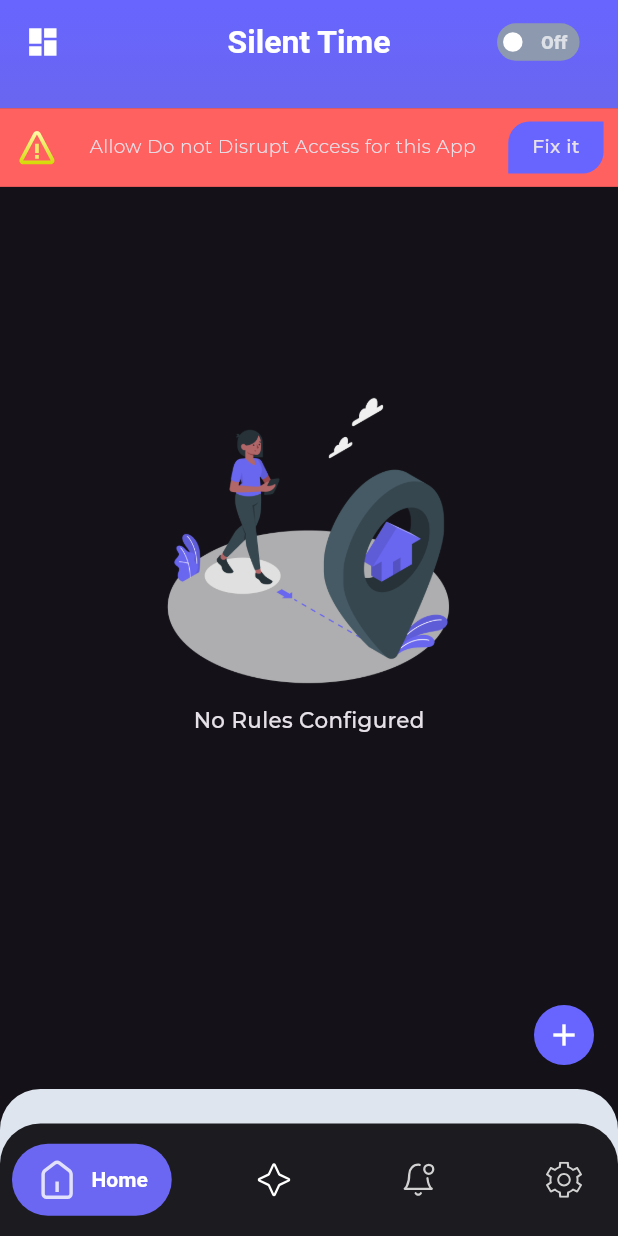
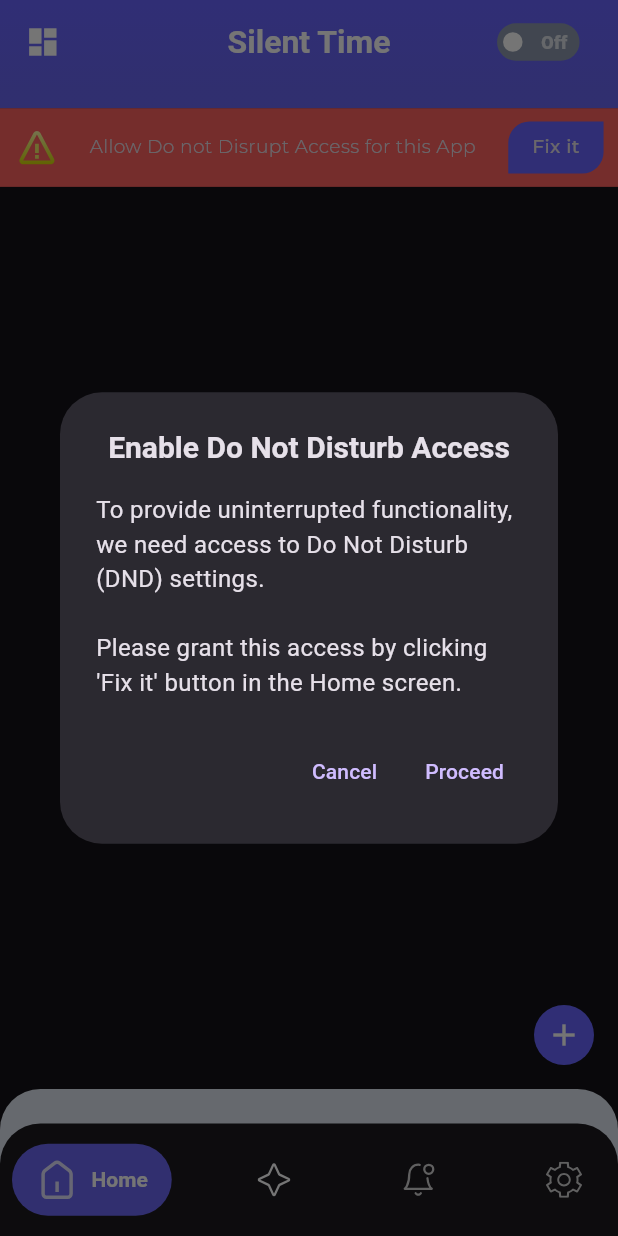
Before and after one commit to Samkok/silent-time, a Flutter app: the screen it shows after launch, on a phone screen of 412 x 824 dp. Run offline on Flutter 3.47's test engine with Material 3 defaults, Android fonts, the phone set to English and light mode, and no system bars; drawn by our look-alikes of flutter_switch, salomon_bottom_bar; our stand-ins replace device_info_plus, flutter_local_notifications, flutter_screenutil, flutter_svg, fluttertoast, get and 6 more; missing offline and left inert: background_location, flutter_background_service, flutter_background_service_android, flutter_dnd, flutter_mute, google_maps_place_picker_mb and 2 more; project files that could hold a hidden picture were left out.

Commit message:
Enhance permission handling and bottom navigation logic
- Updated permission checks in MyRulesController to include user prompts for location and notification permissions.
- Refactored checkPermission method to improve clarity and user experience.
- Added exit confirmation dialog in the bottom navigation bar for better app closure handling.
- Renamed bottom navigation items for improved clarity: "Likes" to "My Rules", "Search" to "Notification", and "Profile" to "Settings".
- Ensured consistent permission handling across HomeScreen and MyRulesScreen.

These changes improve user interaction and ensure necessary permissions are requested effectively.

```diff
--- a/lib/screens/bottom_navbar/bottombar_screen.dart
+++ b/lib/screens/bottom_navbar/bottombar_screen.dart
@@ -46,7 +46,7 @@ class _BottombarScreenState extends State<BottombarScreen> {
             ],
           ),
         )) ??
-        false;
+        false; // Default to false if dialog is dismissed
   }
 
   @override
@@ -54,9 +54,11 @@ class _BottombarScreenState extends State<BottombarScreen> {
     return WillPopScope(
       onWillPop: () async {
         if (_currentIndex == 0) {
+          // On Home page, show exit confirmation
           final shouldExit = await _showExitConfirmation();
           return shouldExit;
         } else {
+          // On other pages, navigate back to the Home page
           setState(() {
             _currentIndex = 0;
           });
@@ -115,7 +117,7 @@ class _BottombarScreenState extends State<BottombarScreen> {
                       ),
                       selectedColor: const Color(0xff6B67F2)),
 
-                  /// Likes
+                  /// My Rules
                   SalomonBottomBarItem(
                     icon: SvgPicture.asset(
                       "assets/svg/rule.svg",
@@ -137,7 +139,7 @@ class _BottombarScreenState extends State<BottombarScreen> {
                     selectedColor: const Color(0xff6B67F2),
                   ),
 
-                  /// Search
+                  /// Notification
                   SalomonBottomBarItem(
                     icon: SvgPicture.asset(
                       "assets/svg/notification.svg",
@@ -159,7 +161,7 @@ class _BottombarScreenState extends State<BottombarScreen> {
                     selectedColor: const Color(0xff6B67F2),
                   ),
 
-                  /// Profile
+                  /// Settings
                   SalomonBottomBarItem(
                     icon: SvgPicture.asset(
                       "assets/svg/settings.svg",
--- a/lib/screens/home/home_screen.dart
+++ b/lib/screens/home/home_screen.dart
@@ -18,6 +18,7 @@ import 'package:silenttime/widges/custom_text.dart';
 import '../../models/triger_model.dart';
 import '../my_rules/controller/myrules_controller.dart';
 import '../update_triger.dart/update_triger.dart';
+import 'package:permission_handler/permission_handler.dart';
 
 class HomeScreen extends StatefulWidget {
   const HomeScreen({super.key});
@@ -39,11 +40,18 @@ class _HomeScreenState extends State<HomeScreen> {
   void initState() {
     _logger.info("START");
     myRulesController.getAllTriggers();
-    myRulesController.checkPermission();
-    BackgroundLocationService().getCurrentLocation();
+    myRulesController.checkPermission(context);
+
+
+
     Future.delayed(const Duration(milliseconds: 500), () async {
       await switcherController.checkStatus();
       myRulesController.checkAndStopServices();
+        await Permission.location.isDenied.then((value) {
+        if (!value) {
+          BackgroundLocationService().getCurrentLocation();
+        }
+      });
     });
 
     super.initState();
@@ -66,7 +74,7 @@ class _HomeScreenState extends State<HomeScreen> {
                   backgroundColor: AppColors.primaryBlue,
                   child: IconButton(
                     onPressed: () {
-                      controller.checkPermission();
+                      controller.checkPermission(context);
                       // myRulesController.setDefaultStartAndEndTime();
                       controller.setDefaultStartAndEndTime();
 
--- a/lib/screens/my_rules/controller/myrules_controller.dart
+++ b/lib/screens/my_rules/controller/myrules_controller.dart
@@ -14,6 +14,8 @@ import 'package:silenttime/services/shared_preference_service.dart';
 import 'package:silenttime/utils/toast.dart';
 import '../../../controllers/switchbutton_controller.dart';
 import '../../../models/triger_model.dart';
+import 'package:silenttime/widges/permission_modal.dart';
+import 'package:silenttime/services/background_location_services.dart';
 
 class MyRulesController extends GetxController {
   // SwitchButtonController switcherController = Get.put(SwitchButtonController());
@@ -583,26 +585,102 @@ void filterRules() {
 
   RxBool isPermissionEnabled = false.obs;
 
-  // Location Permission
-  checkPermission() async {
+  // Check Permissions
+    checkPermission(BuildContext context) async {
     SharedPreferences pref = await SharedPreferences.getInstance();
 
+    // Check if permissions are already granted
     bool isAccessGranted = await FlutterMute.isNotificationPolicyAccessGranted;
+    final locationStatus = await Permission.location.status;
+    final notificationStatus = await Permission.notification.status;
+    final locationAlways = await Permission.locationAlways.status;
 
-    final location = await Permission.location.request();
-    if (location.isDenied) {
-      await openAppSettings();
-    }
-    final statusnotification = await Permission.notification.request();
-    if (statusnotification.isPermanentlyDenied) {
-      await openAppSettings();
+    loc.Location locat = loc.Location();
+    bool _serviceEnabled = await locat.serviceEnabled();
+
+    if (isAccessGranted &&
+        locationStatus.isGranted &&
+        notificationStatus.isGranted &&
+        _serviceEnabled && locationAlways.isGranted) {
+      // All permissions are already granted, proceed directly
+      isPermissionEnabled.value = true;
+      pref.setBool('permission', true);
+      update();
+      return;
     }
 
-    loc.Location locat = new loc.Location();
+    if (!locationStatus.isGranted ) {
+      bool userAgreed = await PermissionModal.show(
+        context,
+        title: "Enable Location Services",
+       content: "We need your location to provide personalized and location-based features while using the app.\n\n"
+        "Please select 'While using the app' location services.",
+      );
 
-    bool _serviceEnabled;
+       if (!userAgreed)  return;
+        // Request foreground location permission
+        var locationPermission = await Permission.locationWhenInUse.request();
+        if (!locationPermission.isGranted) {
+          if (await Permission.locationWhenInUse.isPermanentlyDenied) {
+            openAppSettings(); // Redirect to app settings if permanently denied
+            return;
+          }
+        }
 
-    _serviceEnabled = await locat.serviceEnabled();
+    }
+
+    if (!locationAlways.isGranted) {
+      bool userAgreed = await PermissionModal.show(
+        context,
+        title: "Enable Background Location Services",
+        content: "We need your location to ensure continuous tracking and accurate functionality, even when the app is not in use. \n\n"
+        "Please select 'Allow all the time' location services.",
+          );
+
+      // Request background location permission
+        var locationAlwaysPermission = await Permission.locationAlways.request();
+        if (!locationAlwaysPermission.isGranted) {
+          if (await Permission.locationAlways.isPermanentlyDenied) {
+            openAppSettings(); // Redirect to app settings if permanently denied
+            return;
+          }
+        }
+
+    }
+
+    // Handle notification permissions
+      var notificationPermission = await Permission.notification.request();
+      if (notificationPermission.isDenied || notificationPermission.isPermanentlyDenied) {
+        bool userAgreed = await PermissionModal.show(
+          context,
+          title: "Enable Notification Permissions",
+          content: "To keep you updated, we need notification permissions.",
+        );
+
+        if (!userAgreed) return;
+          openAppSettings();
+
+        notificationPermission = await Permission.notification.request();
+        if (notificationPermission.isPermanentlyDenied) {
+          openAppSettings();
+        }
+      }
+
+    // Request DND permissions
+    if (!isAccessGranted) {
+      bool userAgreed = await PermissionModal.show(
+        context,
+        title: "Enable Do Not Disturb Access",
+       content: "To provide uninterrupted functionality, we need access to Do Not Disturb (DND) settings.\n\n"
+          "Please grant this access by clicking 'Fix it' button in the Home screen.",
+      );
+
+      if (!userAgreed) return;
+    }
+
+
+
+      _serviceEnabled = await locat.serviceEnabled();
     if (!_serviceEnabled) {
       _serviceEnabled = await locat.requestService();
       if (!_serviceEnabled) {
@@ -610,23 +688,26 @@ void filterRules() {
       }
     }
 
-    print('isAccessGranted: ${isAccessGranted}');
-    print('_serviceEnabled: ${_serviceEnabled}');
+    print('isAccessGranted: $isAccessGranted');
+    print('_serviceEnabled: $_serviceEnabled');
+    print('locationStatus.isGranted: ${locationStatus.isGranted}');
+    print('notificationPermission.isGranted: ${notificationPermission.isGranted}');
+    print('locationAlways.isGranted: ${locationAlways.isGranted}');
 
-    print('location.isGranted: ${location.isGranted}');
-    print('statusnotification.isGranted: ${statusnotification.isGranted}');
-
-    if (isAccessGranted == true &&
-        _serviceEnabled &&
-        location.isGranted &&
-        statusnotification.isGranted) {
+    // Check final permission state
+    if (isAccessGranted &&
+        locationStatus.isGranted &&
+        notificationPermission.isGranted &&
+        _serviceEnabled && locationAlways.isGranted) {
       isPermissionEnabled.value = true;
     } else {
       isPermissionEnabled.value = false;
     }
+
     pref.setBool('permission', isPermissionEnabled.value);
     update();
   }
+
 
   updateIsPermissionEnabled(v) {
     isPermissionEnabled.value = v;
--- a/lib/screens/my_rules/pages/my_rules_screen.dart
+++ b/lib/screens/my_rules/pages/my_rules_screen.dart
@@ -30,7 +30,7 @@ class _MyRulesScreenState extends State<MyRulesScreen>
   @override
   void initState() {
     super.initState();
-    myRulesController.checkPermission();
+    myRulesController.checkPermission(context);
   }
 
   @override
--- a/lib/services/background_location_services.dart
+++ b/lib/services/background_location_services.dart
@@ -4,6 +4,8 @@ import 'package:background_location/background_location.dart' as bgLocation;
 import 'package:latlong2/latlong.dart';
 import 'package:location/location.dart';
 import 'package:shared_preferences/shared_preferences.dart';
+import 'package:flutter/material.dart';
+import 'package:silenttime/widges/permission_modal.dart';
 
 class BackgroundLocationService {
   @pragma('vm:entry-point')
@@ -56,7 +58,7 @@ class BackgroundLocationService {
 
     permissionGranted = await location.hasPermission();
     if (permissionGranted == PermissionStatus.denied) {
-      permissionGranted = await location.requestPermission();
+      // permissionGranted = await location.requestPermission();
       if (permissionGranted != PermissionStatus.granted) {
         return;
       }
--- /dev/null
+++ b/lib/widges/permission_modal.dart
@@ -0,0 +1,69 @@
+import 'package:flutter/material.dart';
+
+class PermissionModal extends StatelessWidget {
+  final String title;
+  final String content;
+
+  const PermissionModal({
+    Key? key,
+    this.title = "Permissions Required",
+    this.content =
+        "To provide the best experience, we need access to your location, notifications, and other settings. "
+        "Please grant these permissions to continue.",
+  }) : super(key: key);
+
+ static Future<bool> show(BuildContext context,
+    {String? title, String? content}) async {
+  return await showDialog<bool>(
+        context: context,
+        barrierDismissible: false,
+        builder: (BuildContext context) {
+          return PermissionModal(
+            title: title ?? "Permissions Required",
+            content: content ??
+                "To provide the best experience, we need access to permissions.",
+          );
+        },
+      ) ??
+      false;
+}
+
+  @override
+  Widget build(BuildContext context) {
+    return AlertDialog(
+ title: Center(
+    child: Text(
+      title,
+      textAlign: TextAlign.center,
+      style: const TextStyle(
+        fontSize: 20,
+        fontWeight: FontWeight.bold,
+      ),
+    ),
+  ),
+  content: SingleChildScrollView(
+    child: Text(
+      content,
+      // textAlign: TextAlign.center,
+      style: const TextStyle(
+        fontSize: 16,
+      ),
+    ),
+  ),
+  actions: [
+    TextButton(
+      onPressed: () {
+        Navigator.of(context).pop(false);
+      },
+      child: Text("Cancel"),
+    ),
+    TextButton(
+      onPressed: () {
+        Navigator.of(context).pop(true);
+      },
+      child: Text("Proceed"),
+    ),
+  ],
+);
+  }
+}
```
